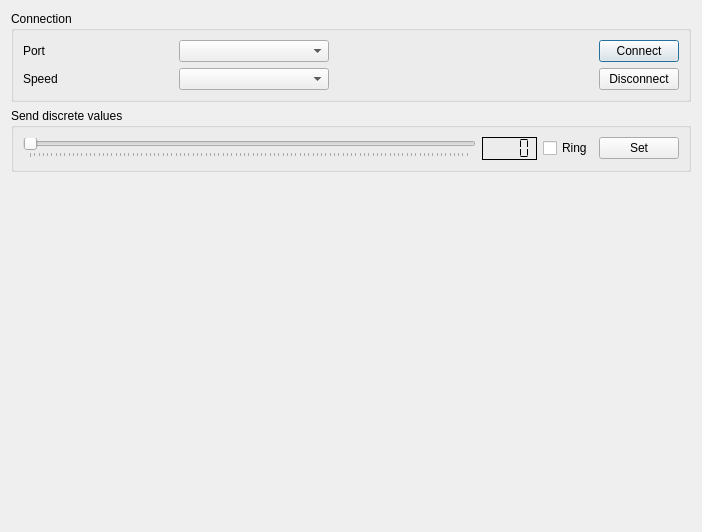
Before: the Qt Designer form HostApp/maindialog.ui in alexsomesan/CarAudioSteering, drawn with Qt 5.
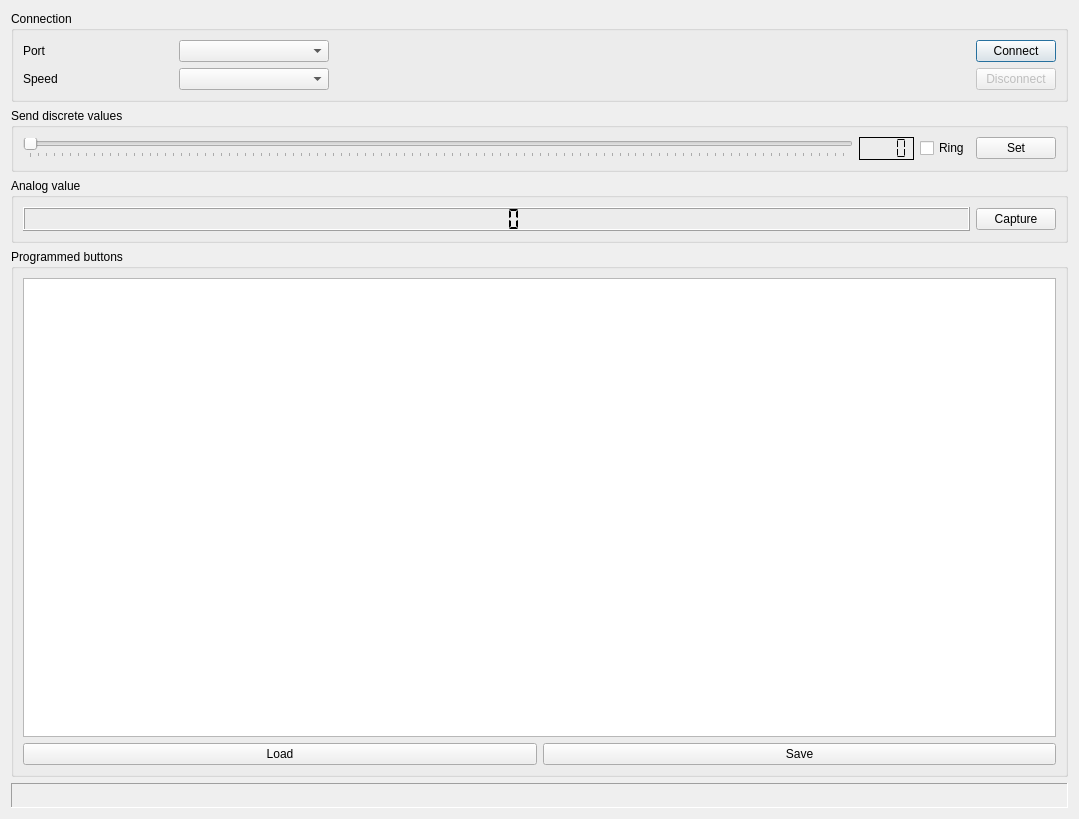
After: the same form once the commit is applied.

Diff of the .ui file:
```diff
--- a/HostApp/maindialog.ui
+++ b/HostApp/maindialog.ui
@@ -6,8 +6,8 @@
    <rect>
     <x>0</x>
     <y>0</y>
-    <width>702</width>
-    <height>532</height>
+    <width>1079</width>
+    <height>819</height>
    </rect>
   </property>
   <property name="windowTitle">
@@ -25,7 +25,7 @@
      <property name="maximumSize">
       <size>
        <width>16777215</width>
-       <height>120</height>
+       <height>100</height>
       </size>
      </property>
      <property name="title">
@@ -89,6 +89,9 @@
         </item>
         <item row="1" column="3">
          <widget class="QPushButton" name="disconnectPushButton">
+          <property name="enabled">
+           <bool>false</bool>
+          </property>
           <property name="text">
            <string>Disconnect</string>
           </property>
@@ -114,6 +117,18 @@
    </item>
    <item>
     <widget class="QGroupBox" name="groupBox_2">
+     <property name="sizePolicy">
+      <sizepolicy hsizetype="Preferred" vsizetype="Minimum">
+       <horstretch>0</horstretch>
+       <verstretch>0</verstretch>
+      </sizepolicy>
+     </property>
+     <property name="maximumSize">
+      <size>
+       <width>16777215</width>
+       <height>65</height>
+      </size>
+     </property>
      <property name="title">
       <string>Send discrete values</string>
      </property>
@@ -165,17 +180,121 @@
     </widget>
    </item>
    <item>
-    <spacer name="verticalSpacer">
-     <property name="orientation">
-      <enum>Qt::Vertical</enum>
+    <widget class="QGroupBox" name="analogValue">
+     <property name="sizePolicy">
+      <sizepolicy hsizetype="Preferred" vsizetype="Maximum">
+       <horstretch>0</horstretch>
+       <verstretch>0</verstretch>
+      </sizepolicy>
      </property>
-     <property name="sizeHint" stdset="0">
+     <property name="minimumSize">
       <size>
-       <width>20</width>
-       <height>40</height>
+       <width>0</width>
+       <height>65</height>
       </size>
      </property>
-    </spacer>
+     <property name="layoutDirection">
+      <enum>Qt::LeftToRight</enum>
+     </property>
+     <property name="title">
+      <string>Analog value</string>
+     </property>
+     <layout class="QHBoxLayout" name="horizontalLayout_2">
+      <item>
+       <widget class="QLCDNumber" name="analogLabel">
+        <property name="digitCount">
+         <number>4</number>
+        </property>
+        <property name="segmentStyle">
+         <enum>QLCDNumber::Flat</enum>
+        </property>
+       </widget>
+      </item>
+      <item>
+       <widget class="QPushButton" name="analogButton">
+        <property name="sizePolicy">
+         <sizepolicy hsizetype="Maximum" vsizetype="Fixed">
+          <horstretch>0</horstretch>
+          <verstretch>0</verstretch>
+         </sizepolicy>
+        </property>
+        <property name="text">
+         <string>Capture</string>
+        </property>
+       </widget>
+      </item>
+     </layout>
+    </widget>
+   </item>
+   <item>
+    <widget class="QGroupBox" name="groupBox_3">
+     <property name="maximumSize">
+      <size>
+       <width>16777215</width>
+       <height>16777215</height>
+      </size>
+     </property>
+     <property name="title">
+      <string>Programmed buttons</string>
+     </property>
+     <layout class="QVBoxLayout" name="verticalLayout">
+      <item>
+       <widget class="QTableView" name="buttonsView"/>
+      </item>
+      <item>
+       <layout class="QHBoxLayout" name="horizontalLayout_3">
+        <item>
+         <widget class="QPushButton" name="pushButton_2">
+          <property name="text">
+           <string>Load</string>
+          </property>
+         </widget>
+        </item>
+        <item>
+         <widget class="QPushButton" name="pushButton">
+          <property name="text">
+           <string>Save</string>
+          </property>
+         </widget>
+        </item>
+       </layout>
+      </item>
+     </layout>
+    </widget>
+   </item>
+   <item>
+    <widget class="QLabel" name="statusLabel">
+     <property name="sizePolicy">
+      <sizepolicy hsizetype="Preferred" vsizetype="Maximum">
+       <horstretch>0</horstretch>
+       <verstretch>0</verstretch>
+      </sizepolicy>
+     </property>
+     <property name="minimumSize">
+      <size>
+       <width>0</width>
+       <height>25</height>
+      </size>
+     </property>
+     <property name="focusPolicy">
+      <enum>Qt::NoFocus</enum>
+     </property>
+     <property name="acceptDrops">
+      <bool>false</bool>
+     </property>
+     <property name="frameShape">
+      <enum>QFrame::Panel</enum>
+     </property>
+     <property name="frameShadow">
+      <enum>QFrame::Sunken</enum>
+     </property>
+     <property name="text">
+      <string/>
+     </property>
+     <property name="scaledContents">
+      <bool>false</bool>
+     </property>
+    </widget>
    </item>
   </layout>
  </widget>
```
Left out of the diff: 17 changed lines with no effect on the pictures.
